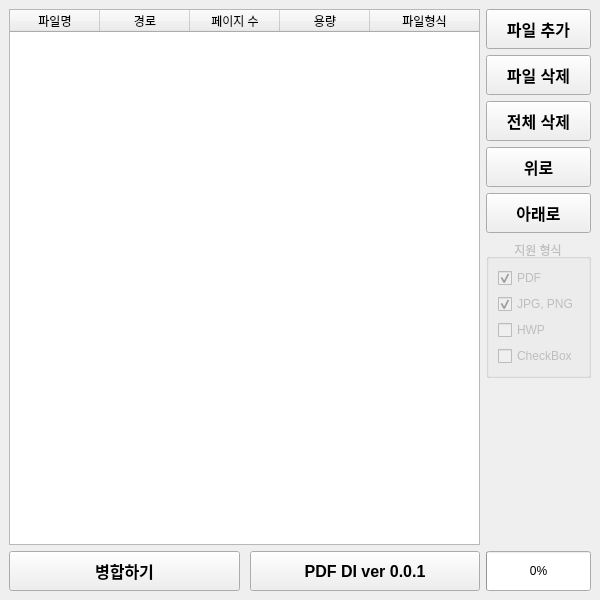
First picture: the form in main.ui, repository DEEPI-LAB/python-pdf-merger-PDFDI, before the edit.
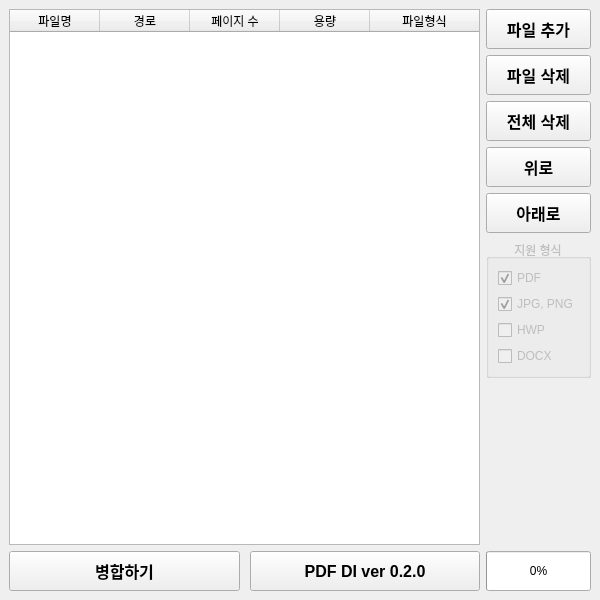
Second picture: the form after the edit.

What changed in the file:
```diff
--- a/main.ui
+++ b/main.ui
@@ -89,7 +89,7 @@
          </font>
         </property>
         <property name="text">
-         <string>PDF DI ver 0.0.1</string>
+         <string>PDF DI ver 0.2.0</string>
         </property>
        </widget>
       </item>
@@ -293,7 +293,7 @@
          <item>
           <widget class="QCheckBox" name="checkBox_4">
            <property name="text">
-            <string>CheckBox</string>
+            <string>DOCX</string>
            </property>
           </widget>
          </item>
```
